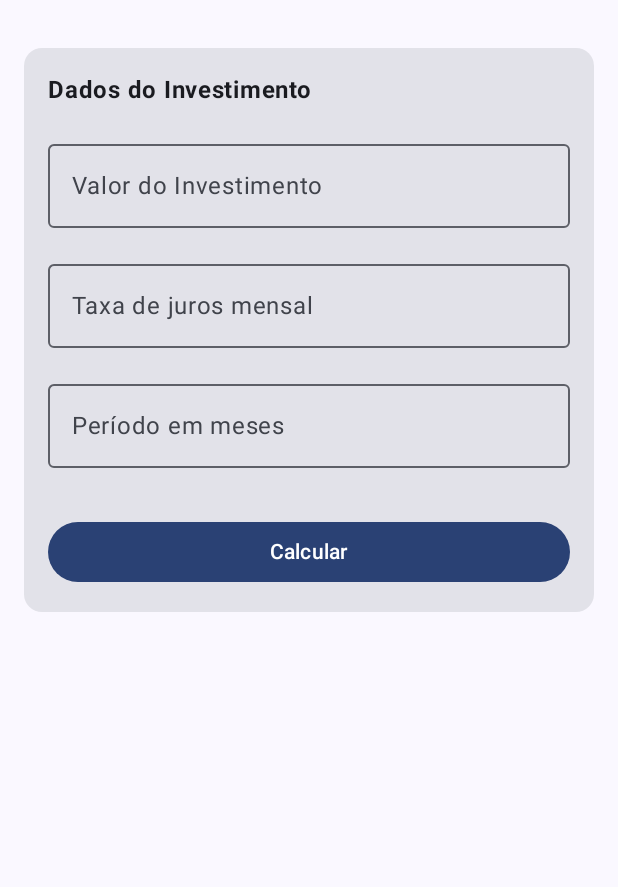
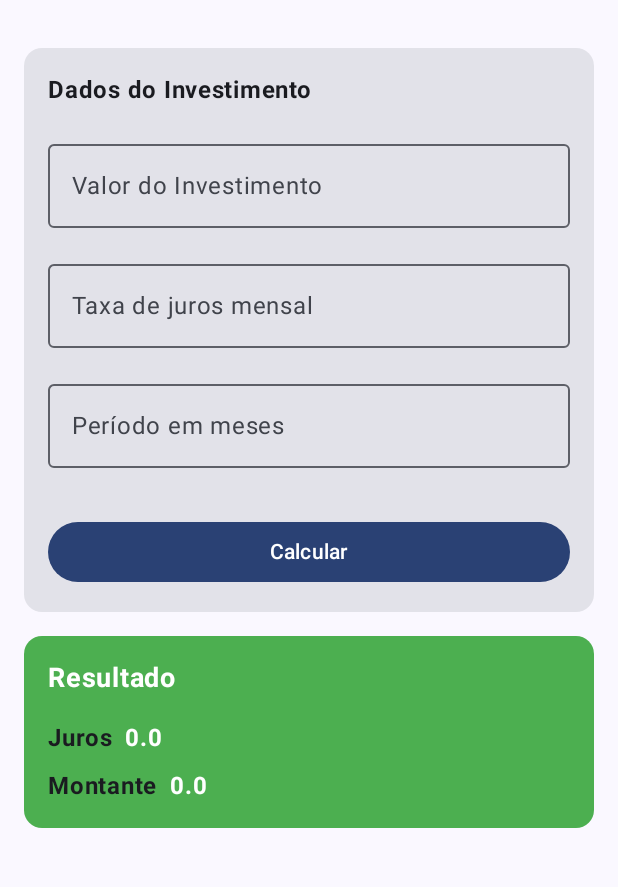
Before and after one commit to Pedrolucax17/Calculadora-de-Juros-Simples, an Android app built with Jetpack Compose: the composable JurosScreen shown on its own in the app's theme, on a phone screen of 412 x 824 dp, the part 60-947 px from its top. Run offline under Robolectric (Android 15) with nearby library versions, the phone set to English and light mode, and no system bars.

Commit message:
Adding componentization to the result card

```diff
--- a/app/src/main/java/br/com/fiap/jurossimples/MainActivity.kt
+++ b/app/src/main/java/br/com/fiap/jurossimples/MainActivity.kt
@@ -38,6 +38,7 @@ import androidx.compose.ui.unit.sp
 import br.com.fiap.jurossimples.calculator.calcularJuros
 import br.com.fiap.jurossimples.calculator.calcularMontante
 import br.com.fiap.jurossimples.components.Inbox
+import br.com.fiap.jurossimples.components.ResultCard
 import br.com.fiap.jurossimples.ui.theme.JurosSimplesTheme
 
 class MainActivity : ComponentActivity() {
@@ -95,7 +96,9 @@ fun JurosScreen() {
                        placeHolder = "Quanto deseja investir",
                        label = "Valor do Investimento",
                        keyBoardType = KeyboardType.Number,
-                       modifier = Modifier.fillMaxWidth().padding(top = 16.dp),
+                       modifier = Modifier
+                           .fillMaxWidth()
+                           .padding(top = 16.dp),
                        uptadeValue = {
                            capital = it
                        }
@@ -106,7 +109,9 @@ fun JurosScreen() {
                         placeHolder = "Qual a taxa de juros mensal?",
                         label = "Taxa de juros mensal",
                         keyBoardType = KeyboardType.Number,
-                        modifier = Modifier.fillMaxWidth().padding(top = 16.dp),
+                        modifier = Modifier
+                            .fillMaxWidth()
+                            .padding(top = 16.dp),
                         uptadeValue = {
                             taxa = it
                         }
@@ -117,7 +122,9 @@ fun JurosScreen() {
                         placeHolder = "Qual o tempo em meses?",
                         label = "Período em meses",
                         keyBoardType = KeyboardType.Number,
-                        modifier = Modifier.fillMaxWidth().padding(top = 16.dp),
+                        modifier = Modifier
+                            .fillMaxWidth()
+                            .padding(top = 16.dp),
                         uptadeValue = {
                             tempo = it
                         }
@@ -145,60 +152,7 @@ fun JurosScreen() {
             }
             Spacer(modifier = Modifier.height(16.dp))
 
-//            Card (
-//                modifier = Modifier
-//                    .fillMaxWidth(),
-//                colors = CardDefaults.cardColors(
-//                    containerColor = Color(0xFF4CAF50)
-//                )
-//            ){
-//                Column(
-//                    modifier = Modifier
-//                        .padding(16.dp)
-//                ) {
-//                    Text(
-//                        text = "Resultado",
-//                        fontSize = 18.sp,
-//                        fontWeight = FontWeight.Bold,
-//                        color = Color.White
-//                    )
-//                    Spacer(modifier = Modifier.height(16.dp))
-//                    Row (
-//                        modifier = Modifier
-//                            .fillMaxWidth()
-//                    ){
-//                        Text(
-//                            text = "Juros",
-//                            modifier = Modifier.padding(end = 8.dp),
-//                            fontSize = 16.sp,
-//                            fontWeight = FontWeight.Bold
-//                        )
-//                        Text(
-//                            text = juros.toString(),
-//                            modifier = Modifier.padding(end = 8.dp),
-//                            fontSize = 16.sp,
-//                            fontWeight = FontWeight.Bold,
-//                            color = Color.White
-//                        )
-//                    }
-//                    Spacer(modifier = Modifier.height(8.dp))
-//                    Row(modifier = Modifier.fillMaxWidth()){
-//                        Text(
-//                            text = "Montante",
-//                            modifier = Modifier.padding(end = 8.dp),
-//                            fontSize = 16.sp,
-//                            fontWeight = FontWeight.Bold
-//                        )
-//                        Text(
-//                            text = montante.toString(),
-//                            modifier = Modifier.padding(end = 8.dp),
-//                            fontSize = 16.sp,
-//                            fontWeight = FontWeight.Bold,
-//                            color = Color.White
-//                        )
-//                    }
-//                }
-//            }
+            ResultCard(juros = juros, montante = montante)
         }
     }
 }
--- /dev/null
+++ b/app/src/main/java/br/com/fiap/jurossimples/components/ResultCard.kt
@@ -0,0 +1,78 @@
+package br.com.fiap.jurossimples.components
+
+import androidx.compose.foundation.layout.Column
+import androidx.compose.foundation.layout.Row
+import androidx.compose.foundation.layout.Spacer
+import androidx.compose.foundation.layout.fillMaxWidth
+import androidx.compose.foundation.layout.height
+import androidx.compose.foundation.layout.padding
+import androidx.compose.material3.Card
+import androidx.compose.material3.CardDefaults
+import androidx.compose.material3.Text
+import androidx.compose.runtime.Composable
+import androidx.compose.ui.Modifier
+import androidx.compose.ui.graphics.Color
+import androidx.compose.ui.text.font.FontWeight
+import androidx.compose.ui.unit.dp
+import androidx.compose.ui.unit.sp
+
+@Composable
+fun ResultCard(
+    juros: Double,
+    montante: Double
+) {
+    Card(
+        modifier = Modifier
+            .fillMaxWidth(),
+        colors = CardDefaults.cardColors(
+            containerColor = Color(0xFF4CAF50)
+        )
+    ) {
+        Column(
+            modifier = Modifier
+                .padding(16.dp)
+        ) {
+            Text(
+                text = "Resultado",
+                fontSize = 18.sp,
+                fontWeight = FontWeight.Bold,
+                color = Color.White
+            )
+            Spacer(modifier = Modifier.height(16.dp))
+            Row(
+                modifier = Modifier
+                    .fillMaxWidth()
+            ) {
+                Text(
+                    text = "Juros",
+                    modifier = Modifier.padding(end = 8.dp),
+                    fontSize = 16.sp,
+                    fontWeight = FontWeight.Bold
+                )
+                Text(
+                    text = juros.toString(),
+                    modifier = Modifier.padding(end = 8.dp),
+                    fontSize = 16.sp,
+                    fontWeight = FontWeight.Bold,
+                    color = Color.White
+                )
+            }
+            Spacer(modifier = Modifier.height(8.dp))
+            Row(modifier = Modifier.fillMaxWidth()) {
+                Text(
+                    text = "Montante",
+                    modifier = Modifier.padding(end = 8.dp),
+                    fontSize = 16.sp,
+                    fontWeight = FontWeight.Bold
+                )
+                Text(
+                    text = montante.toString(),
+                    modifier = Modifier.padding(end = 8.dp),
+                    fontSize = 16.sp,
+                    fontWeight = FontWeight.Bold,
+                    color = Color.White
+                )
+            }
+        }
+    }
+}
```
